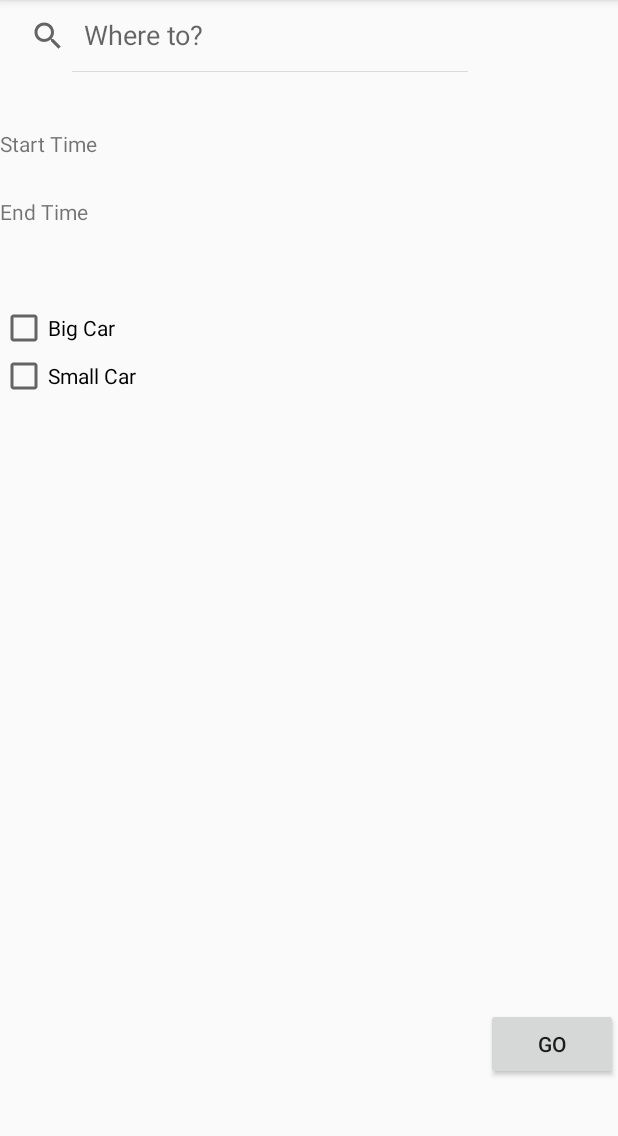
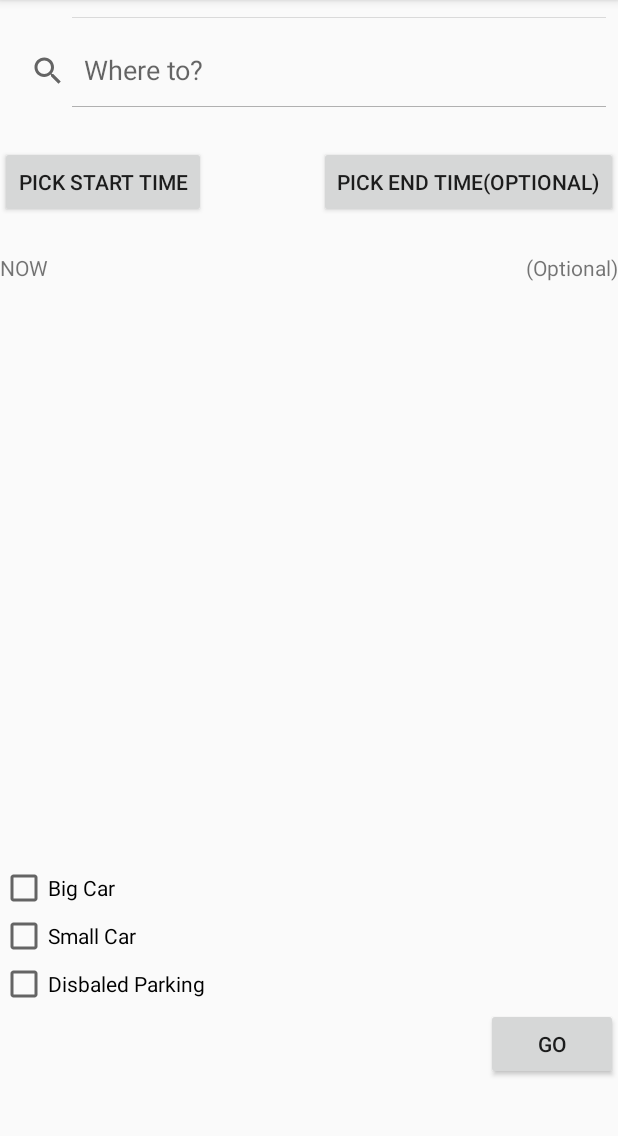
Before and after one commit to fhnaseer/parcccc, an Android app: the SearchOptionsActivity screen opened directly, with no data from a screen before it, on a phone screen of 412 x 824 dp, the part 84-1220 px from its top. Run offline under Robolectric (Android 15) with nearby library versions, the phone set to English and light mode, and no system bars.

Commit message:
Add files via upload
With Changed layout

```diff
--- a/app/src/main/res/layout/content_search_options.xml
+++ b/app/src/main/res/layout/content_search_options.xml
@@ -1,34 +1,76 @@
 <?xml version="1.0" encoding="utf-8"?>
 <RelativeLayout xmlns:android="http://schemas.android.com/apk/res/android"
-    xmlns:app="http://schemas.android.com/apk/res-auto"
-    android:layout_width="match_parent"
-    android:layout_height="match_parent"
-    app:layout_behavior="@string/appbar_scrolling_view_behavior">
+    android:layout_width="match_parent" android:layout_height="match_parent">
+
     <SearchView
-        android:id="@+id/simpleSearchView"
+        android:id="@+id/simpleSearchView_start"
         android:layout_width="wrap_content"
         android:layout_height="wrap_content"
         android:iconifiedByDefault="false"
-        android:queryHint="Where to?"/>
+        android:queryHint="Where from?"
+        android:layout_alignParentTop="true"
+        android:layout_alignParentStart="true"
+        android:layout_marginTop="20dp"
+        android:layout_alignEnd="@+id/simpleSearchView_end">
 
-    <TextView
-        android:id="@+id/starttime"
+    </SearchView>
+
+    <SearchView
+        android:id="@+id/simpleSearchView_end"
         android:layout_width="wrap_content"
         android:layout_height="wrap_content"
-        android:layout_alignEnd="@+id/smallcar_checkBox"
+        android:iconifiedByDefault="false"
+        android:queryHint="Where to?"
+        android:layout_below="@+id/simpleSearchView_start"
         android:layout_alignParentStart="true"
-        android:layout_below="@+id/simpleSearchView"
-        android:layout_marginTop="38dp"
-        android:text="Start Time" />
+        android:layout_marginTop="11dp"
+        android:layout_alignParentEnd="true">
 
-    <TextView
-        android:id="@+id/endtime"
+    </SearchView>
+
+
+    <Button
+        android:id="@+id/getstarttime_textview"
         android:layout_width="wrap_content"
         android:layout_height="wrap_content"
+        android:onClick="showTimePickerDialog"
+        android:text = "Pick Start time"
+        android:layout_below="@+id/simpleSearchView_end"
         android:layout_alignParentStart="true"
-        android:layout_below="@+id/starttime"
-        android:layout_marginTop="26dp"
-        android:text="End Time" />
+        android:layout_marginTop="26dp" />
+
+    <Button
+        android:id="@+id/getendtime_textview"
+        android:layout_width="wrap_content"
+        android:layout_height="wrap_content"
+        android:onClick="showTimePickerDialog"
+        android:text="Pick End time(Optional)"
+        android:layout_alignTop="@+id/getstarttime_textview"
+        android:layout_alignParentEnd="true" />
+
+    <CheckBox
+        android:id="@+id/bigcar_checkBox"
+        android:layout_width="wrap_content"
+        android:layout_height="wrap_content"
+        android:text="Big Car"
+        android:layout_above="@+id/smallcar_checkBox"
+        android:layout_alignParentStart="true" />
+
+    <CheckBox
+        android:id="@+id/smallcar_checkBox"
+        android:layout_width="wrap_content"
+        android:layout_height="wrap_content"
+        android:text="Small Car"
+        android:layout_above="@+id/disabled_checkBox"
+        android:layout_alignParentStart="true" />
+
+    <CheckBox
+        android:id="@+id/disabled_checkBox"
+        android:layout_width="wrap_content"
+        android:layout_height="wrap_content"
+        android:text="Disbaled Parking"
+        android:layout_above="@+id/go_button"
+        android:layout_alignParentStart="true" />
 
     <Button
         android:id="@+id/go_button"
@@ -39,21 +81,22 @@
         android:layout_marginBottom="48dp"
         android:text="Go" />
 
-    <CheckBox
-        android:id="@+id/bigcar_checkBox"
+    <TextView
+        android:id="@+id/updatestarttime_textView"
         android:layout_width="wrap_content"
         android:layout_height="wrap_content"
         android:layout_alignParentStart="true"
-        android:layout_below="@+id/endtime"
-        android:layout_marginTop="52dp"
-        android:text="Big Car" />
+        android:layout_below="@+id/getstarttime_textview"
+        android:layout_marginTop="23dp"
+        android:text="NOW" />
 
-    <CheckBox
-        android:id="@+id/smallcar_checkBox"
+    <TextView
+        android:id="@+id/updateendtime_textView"
         android:layout_width="wrap_content"
         android:layout_height="wrap_content"
-        android:layout_alignParentStart="true"
-        android:layout_below="@+id/bigcar_checkBox"
-        android:text="Small Car" />
+        android:layout_alignBottom="@+id/updatestarttime_textView"
+        android:layout_alignParentEnd="true"
+        android:text="(Optional)" />
+
 
 </RelativeLayout>
```
